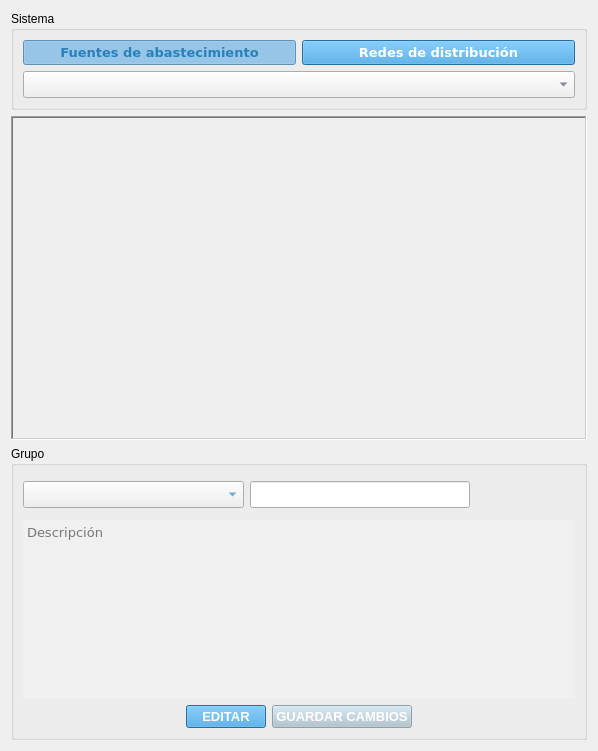
Before: the Qt Designer form ventana_grupos.ui in RiaJ16/H-Tech_SIG, drawn with Qt 5.
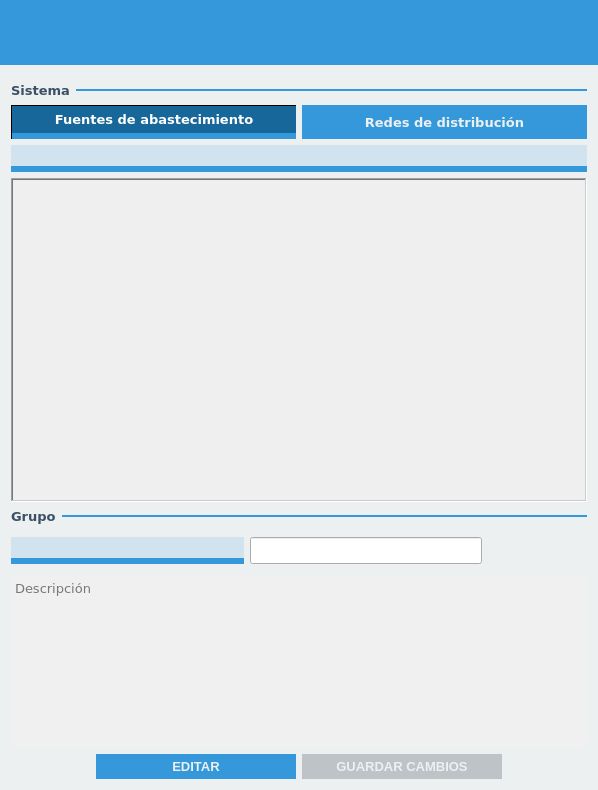
After: the same form once the commit is applied. Icons and pictures are not drawn.

What changed in the file:
```diff
--- a/ventana_grupos.ui
+++ b/ventana_grupos.ui
@@ -1,13 +1,13 @@
 <?xml version="1.0" encoding="UTF-8"?>
 <ui version="4.0">
- <class>Form</class>
- <widget class="QWidget" name="Form">
+ <class>Grupos</class>
+ <widget class="QWidget" name="Grupos">
   <property name="geometry">
    <rect>
     <x>0</x>
     <y>0</y>
     <width>598</width>
-    <height>751</height>
+    <height>790</height>
    </rect>
   </property>
   <property name="baseSize">
@@ -24,60 +24,174 @@
     <normaloff>:/sigrdap/icons/picture.png</normaloff>:/sigrdap/icons/picture.png</iconset>
   </property>
   <property name="styleSheet">
-   <string notr="true">QPushButton:enabled{
-background-color: #3498db;
-color: rgb(255, 255, 255);
+   <string notr="true">QWidget#Grupos{
+	background-color: #ecf0f1;
+}
+
+QPushButton:enabled{
+	color: #ecf0f1;
+	background-color: #3498db;
+	padding: 5px;
+	border: none;
 }
 
 QPushButton:disabled{
-background-color: #adc1ce;
-color: rgb(255, 255, 255);
+	color: #ecf0f1;
+	background-color: #bdc3c7;
+	padding: 5px;
+	border: none;
+}
+
+QPushButton:hover{
+	padding: 5px;
+	color: white;
+	background-color: #2980b9;
 }
 
 QPushButton:checked{
-color: #2980b9;
-background-color: rgb(133, 202, 255);
+	color: white;
+	background-color: #18679a;
+	border-top: 1px solid black;
+	border-left: 1px solid black;
+	border-bottom: 6px solid #3498db;
 }
 
 QPushButton:checked:disabled{
-background-color: #adc1ce;
-color: rgb(255, 255, 255);
+	color: #ecf0f1;
+	background-color: #bdc3c7;
+	border-bottom: 6px solid #7f8c8d;
 }
 
+QComboBox, QDateEdit, QAbstractSpinBox{
+	color: #2c3e50;
+	background-color: #d1e3ee;
+	subcontrol-origin: padding;
+	subcontrol-position: top right;
+	border: none;
+	border-bottom: 6px solid #3498db;
+	padding-left: 5px;
+}
+
+QComboBox:down-arrow, QDateEdit:down-arrow, QAbstractSpinBox:down-button{
+	image: url(:General/icons/downarrow-a.png);
+	width: 18px;
+	height: 18px;
+}
+
+QAbstractSpinBox:down-button{
+		padding-right: 12px;
+}
+
+QComboBox:down-arrow:hover, QDateEdit:down-arrow:hover, QAbstractSpinBox:down-button:hover{
+	image: url(:General/icons/downarrow.png);
+	width: 18px;
+	height: 18px;
+}
+
+QAbstractSpinBox:up-button{
+	image: url(:General/icons/uparrow-a.png);
+	width: 18px;
+	height: 18px;
+	padding-right: 12px;
+}
+
+QAbstractSpinBox:up-button:hover{
+	image: url(:General/icons/uparrow.png);
+	width: 18px;
+	height: 18px;
+}
+
+QComboBox:drop-down, QDateEdit:drop-down, QAbstractSpinBox:drop-down{
+	 subcontrol-origin: padding;
+	 subcontrol-position: top right;
+	 width: 30px;
+	 color: white;
+	 border-left-width: 0px;
+	 border-left-color: darkgray;
+	 border-left-style: solid; /* just a single line */
+	 border-top-right-radius: 3px; /* same radius as the QComboBox */
+	 border-bottom-right-radius: 3px;
+	 padding-right: 5px;
+ }
+
+QComboBox:enabled, QDateEdit:enabled, QAbstractSpinBox:enabled{
+	background-color: #d1e3ee;
+}
+
+QComboBox:disabled, QDateEdit:disabled, QAbstractSpinBox:disabled{
+	color: #7f8c8d;
+	background-color: #bdc3c7;
+	border-bottom: 6px solid #95a5a6;
+}
+
+QComboBox:down-arrow:disabled, QDateEdit:down-arrow:disabled, QAbstractSpinBox:down-arrow:disabled{
+     image: url(:General/icons/downarrow-a-i.png);
+     width: 20px;
+     height: 20px;
+}
+
+QComboBox:hover, QDateEdit:hover, QAbstractSpinBox:hover{
+	color: white;
+	background-color: #2980b9;
+}
 
 QListView{
-color: #2c3e50;
-selection-color: #FFFFFF;
-selection-background-color: #5bade4;
-alternate-background-color: #ddf1ff;
-outline: none;
-}
-
-QListView::item:selected:active:hover{
-	color: white;
-}
-
-QListView::item:selected:active{
-    background-color: #5bade4;
-	color: white;
+	color: #2c3e50;
+	background-color: #ecf0f1;
+	selection-color: #2c3e50;
+	selection-background-color: #d1e3ee;
 	border: none;
 }
 
-QListView::item:selected:!active{
-    background-color:#5bade4;
-	color: white;
+QScrollBar:vertical {
+	border-radius: 100px;
+	background: #ecf0f1;
+	width: 5px;
+	margin: 0px 0 0px 0;
 }
 
-QListView::item:!selected:hover{
-	background-color: #F5F5F5;
-	/*color: #5bade4;*/
-}</string>
+QScrollBar::handle:vertical{
+	background: #3498db;
+	min-height: 20px;
+}
+
+QScrollBar::add-line:vertical{
+	width: 0;
+}
+
+QScrollBar::sub-line:vertical{
+	width: 0;
+}
+
+QScrollBar::up-arrow:vertical, QScrollBar::down-arrow:vertical{
+	border: 2px solid grey;
+	width: 3px;
+	height: 3px;
+	background: white;
+}
+
+QScrollBar::add-page:vertical, QScrollBar::sub-page:vertical {
+	background: none;
+}
+</string>
   </property>
-  <layout class="QGridLayout" name="gridLayout_2">
-   <item row="2" column="0">
-    <widget class="QGroupBox" name="groupBox_2">
+  <layout class="QVBoxLayout" name="verticalLayout_4">
+   <property name="leftMargin">
+    <number>0</number>
+   </property>
+   <property name="topMargin">
+    <number>0</number>
+   </property>
+   <property name="rightMargin">
+    <number>0</number>
+   </property>
+   <property name="bottomMargin">
+    <number>0</number>
+   </property>
+   <item>
+    <widget class="QFrame" name="kraken">
      <property name="sizePolicy">
-      <sizepolicy hsizetype="MinimumExpanding" vsizetype="MinimumExpanding">
+      <sizepolicy hsizetype="Preferred" vsizetype="Fixed">
        <horstretch>0</horstretch>
        <verstretch>0</verstretch>
       </sizepolicy>
@@ -85,25 +199,439 @@
      <property name="minimumSize">
       <size>
        <width>0</width>
-       <height>280</height>
+       <height>65</height>
       </size>
      </property>
-     <property name="baseSize">
-      <size>
-       <width>0</width>
-       <height>0</height>
-      </size>
+     <property name="styleSheet">
+      <string notr="true">background-color: #3498db;</string>
      </property>
+     <property name="frameShape">
+      <enum>QFrame::NoFrame</enum>
+     </property>
+     <property name="frameShadow">
+      <enum>QFrame::Raised</enum>
+     </property>
+     <layout class="QHBoxLayout" name="horizontalLayout_7">
+      <property name="spacing">
+       <number>0</number>
+      </property>
+      <property name="leftMargin">
+       <number>0</number>
+      </property>
+      <property name="topMargin">
+       <number>0</number>
+      </property>
+      <property name="rightMargin">
+       <number>0</number>
+      </property>
+      <property name="bottomMargin">
+       <number>0</number>
+      </property>
+      <item>
+       <widget class="QLabel" name="logo">
      <property name="styleSheet">
       <string notr="true"/>
      </property>
-     <property name="title">
+        <property name="text">
+         <string/>
+        </property>
+        <property name="pixmap">
+         <pixmap>:/Varios/icons/logosig2-i.png</pixmap>
+        </property>
+       </widget>
+      </item>
+      <item>
+       <spacer name="horizontalSpacer_3">
+        <property name="orientation">
+         <enum>Qt::Horizontal</enum>
+        </property>
+        <property name="sizeHint" stdset="0">
+         <size>
+          <width>40</width>
+          <height>20</height>
+         </size>
+        </property>
+       </spacer>
+      </item>
+      <item>
+       <layout class="QVBoxLayout" name="verticalLayout_7">
+        <property name="spacing">
+         <number>0</number>
+        </property>
+        <item>
+         <widget class="QPushButton" name="botonCerrar">
+          <property name="sizePolicy">
+           <sizepolicy hsizetype="Fixed" vsizetype="Fixed">
+            <horstretch>0</horstretch>
+            <verstretch>0</verstretch>
+           </sizepolicy>
+          </property>
+          <property name="minimumSize">
+           <size>
+            <width>50</width>
+            <height>50</height>
+           </size>
+          </property>
+          <property name="maximumSize">
+           <size>
+            <width>50</width>
+            <height>50</height>
+           </size>
+          </property>
+          <property name="focusPolicy">
+           <enum>Qt::NoFocus</enum>
+          </property>
+          <property name="styleSheet">
+           <string notr="true">:enabled{
+	color: black;
+	border: none;
+	padding: 5px;
+}
+
+:disabled{
+	color: black;
+}
+
+:pressed{
+	background-color: black;
+}
+
+:hover{
+	background-color: #e74c3c;
+	border: none;
+}</string>
+          </property>
+          <property name="text">
+           <string/>
+          </property>
+          <property name="icon">
+           <iconset>
+            <normaloff>:/General/icons/closeicon-d.png</normaloff>:/General/icons/closeicon-d.png</iconset>
+          </property>
+          <property name="iconSize">
+           <size>
+            <width>24</width>
+            <height>24</height>
+           </size>
+          </property>
+          <property name="flat">
+           <bool>false</bool>
+          </property>
+         </widget>
+        </item>
+        <item>
+         <spacer name="verticalSpacer_6">
+          <property name="orientation">
+           <enum>Qt::Vertical</enum>
+          </property>
+          <property name="sizeHint" stdset="0">
+           <size>
+            <width>20</width>
+            <height>10</height>
+           </size>
+          </property>
+         </spacer>
+        </item>
+       </layout>
+      </item>
+     </layout>
+    </widget>
+   </item>
+   <item>
+    <layout class="QVBoxLayout" name="verticalLayout_3">
+     <property name="leftMargin">
+      <number>11</number>
+     </property>
+     <property name="topMargin">
+      <number>11</number>
+     </property>
+     <property name="rightMargin">
+      <number>11</number>
+     </property>
+     <property name="bottomMargin">
+      <number>11</number>
+     </property>
+     <item>
+      <layout class="QHBoxLayout" name="horizontalLayout">
+       <item>
+        <widget class="QLabel" name="label">
+         <property name="sizePolicy">
+          <sizepolicy hsizetype="Maximum" vsizetype="Preferred">
+           <horstretch>0</horstretch>
+           <verstretch>0</verstretch>
+          </sizepolicy>
+         </property>
+         <property name="font">
+          <font>
+           <family>Verdana</family>
+           <pointsize>10</pointsize>
+           <weight>75</weight>
+           <bold>true</bold>
+          </font>
+         </property>
+         <property name="styleSheet">
+          <string notr="true">color: #3b5065;</string>
+         </property>
+         <property name="text">
+          <string>Sistema</string>
+         </property>
+        </widget>
+       </item>
+       <item>
+        <widget class="Line" name="line">
+         <property name="minimumSize">
+          <size>
+           <width>0</width>
+           <height>4</height>
+          </size>
+         </property>
+         <property name="styleSheet">
+          <string notr="true">color: #3498db;</string>
+         </property>
+         <property name="frameShadow">
+          <enum>QFrame::Plain</enum>
+         </property>
+         <property name="lineWidth">
+          <number>2</number>
+         </property>
+         <property name="orientation">
+          <enum>Qt::Horizontal</enum>
+         </property>
+        </widget>
+       </item>
+      </layout>
+     </item>
+     <item>
+      <layout class="QVBoxLayout" name="verticalLayout">
+       <item>
+        <layout class="QHBoxLayout" name="horizontalLayout_6">
+         <item>
+          <widget class="QPushButton" name="botonFuentes">
+           <property name="enabled">
+            <bool>true</bool>
+           </property>
+           <property name="sizePolicy">
+            <sizepolicy hsizetype="Minimum" vsizetype="MinimumExpanding">
+             <horstretch>0</horstretch>
+             <verstretch>0</verstretch>
+            </sizepolicy>
+           </property>
+           <property name="minimumSize">
+            <size>
+             <width>180</width>
+             <height>0</height>
+            </size>
+           </property>
+           <property name="font">
+            <font>
+             <family>Verdana</family>
+             <pointsize>10</pointsize>
+             <weight>75</weight>
+             <bold>true</bold>
+            </font>
+           </property>
+           <property name="text">
+            <string>Fuentes de abastecimiento</string>
+           </property>
+           <property name="iconSize">
+            <size>
+             <width>40</width>
+             <height>40</height>
+            </size>
+           </property>
+           <property name="checkable">
+            <bool>true</bool>
+           </property>
+           <property name="checked">
+            <bool>true</bool>
+           </property>
+           <property name="autoExclusive">
+            <bool>true</bool>
+           </property>
+          </widget>
+         </item>
+         <item>
+          <widget class="QPushButton" name="botonRedes">
+           <property name="enabled">
+            <bool>true</bool>
+           </property>
+           <property name="sizePolicy">
+            <sizepolicy hsizetype="Minimum" vsizetype="MinimumExpanding">
+             <horstretch>0</horstretch>
+             <verstretch>0</verstretch>
+            </sizepolicy>
+           </property>
+           <property name="font">
+            <font>
+             <family>Verdana</family>
+             <pointsize>10</pointsize>
+             <weight>75</weight>
+             <bold>true</bold>
+            </font>
+           </property>
+           <property name="text">
+            <string>Redes de distribución</string>
+           </property>
+           <property name="iconSize">
+            <size>
+             <width>40</width>
+             <height>40</height>
+            </size>
+           </property>
+           <property name="checkable">
+            <bool>true</bool>
+           </property>
+           <property name="checked">
+            <bool>false</bool>
+           </property>
+           <property name="autoRepeat">
+            <bool>false</bool>
+           </property>
+           <property name="autoExclusive">
+            <bool>true</bool>
+           </property>
+          </widget>
+         </item>
+        </layout>
+       </item>
+       <item>
+        <widget class="QComboBox" name="selectorSubsistema">
+         <property name="font">
+          <font>
+           <family>Verdana</family>
+           <pointsize>12</pointsize>
+          </font>
+         </property>
+        </widget>
+       </item>
+      </layout>
+     </item>
+     <item>
+      <widget class="QScrollArea" name="scrollArea">
+       <property name="sizePolicy">
+        <sizepolicy hsizetype="MinimumExpanding" vsizetype="MinimumExpanding">
+         <horstretch>0</horstretch>
+         <verstretch>0</verstretch>
+        </sizepolicy>
+       </property>
+       <property name="minimumSize">
+        <size>
+         <width>576</width>
+         <height>324</height>
+        </size>
+       </property>
+       <property name="frameShape">
+        <enum>QFrame::WinPanel</enum>
+       </property>
+       <property name="verticalScrollBarPolicy">
+        <enum>Qt::ScrollBarAlwaysOff</enum>
+       </property>
+       <property name="horizontalScrollBarPolicy">
+        <enum>Qt::ScrollBarAlwaysOff</enum>
+       </property>
+       <property name="alignment">
+        <set>Qt::AlignCenter</set>
+       </property>
+       <widget class="QWidget" name="scrollAreaWidgetContents">
+        <property name="geometry">
+         <rect>
+          <x>0</x>
+          <y>0</y>
+          <width>576</width>
+          <height>324</height>
+         </rect>
+        </property>
+        <property name="sizePolicy">
+         <sizepolicy hsizetype="MinimumExpanding" vsizetype="MinimumExpanding">
+          <horstretch>0</horstretch>
+          <verstretch>0</verstretch>
+         </sizepolicy>
+        </property>
+        <property name="minimumSize">
+         <size>
+          <width>576</width>
+          <height>324</height>
+         </size>
+        </property>
+        <layout class="QGridLayout" name="gridLayout">
+         <item row="0" column="0">
+          <widget class="QLabel" name="labelFoto">
+           <property name="sizePolicy">
+            <sizepolicy hsizetype="Fixed" vsizetype="Fixed">
+             <horstretch>0</horstretch>
+             <verstretch>0</verstretch>
+            </sizepolicy>
+           </property>
+           <property name="minimumSize">
+            <size>
+             <width>0</width>
+             <height>0</height>
+            </size>
+           </property>
+           <property name="text">
+            <string>&lt;html&gt;&lt;head/&gt;&lt;body&gt;&lt;p&gt;&lt;img src=&quot;:/newPrefix/hallobotw.jpg&quot;/&gt;&lt;/p&gt;&lt;/body&gt;&lt;/html&gt;</string>
+           </property>
+           <property name="alignment">
+            <set>Qt::AlignCenter</set>
+           </property>
+          </widget>
+         </item>
+        </layout>
+       </widget>
+      </widget>
+     </item>
+     <item>
+      <layout class="QVBoxLayout" name="verticalLayout_5">
+       <item>
+        <layout class="QHBoxLayout" name="horizontalLayout_4">
+         <item>
+          <widget class="QLabel" name="label_2">
+           <property name="sizePolicy">
+            <sizepolicy hsizetype="Maximum" vsizetype="Preferred">
+             <horstretch>0</horstretch>
+             <verstretch>0</verstretch>
+            </sizepolicy>
+           </property>
+           <property name="font">
+            <font>
+             <family>Verdana</family>
+             <pointsize>10</pointsize>
+             <weight>75</weight>
+             <bold>true</bold>
+            </font>
+           </property>
+           <property name="styleSheet">
+            <string notr="true">color: #3b5065;</string>
+           </property>
+           <property name="text">
       <string>Grupo</string>
      </property>
-     <property name="flat">
-      <bool>true</bool>
-     </property>
-     <layout class="QVBoxLayout" name="verticalLayout_6">
+          </widget>
+         </item>
+         <item>
+          <widget class="Line" name="line_2">
+           <property name="minimumSize">
+            <size>
+             <width>0</width>
+             <height>4</height>
+            </size>
+           </property>
+           <property name="styleSheet">
+            <string notr="true">color: #3498db;</string>
+           </property>
+           <property name="frameShadow">
+            <enum>QFrame::Plain</enum>
+           </property>
+           <property name="lineWidth">
+            <number>2</number>
+           </property>
+           <property name="orientation">
+            <enum>Qt::Horizontal</enum>
+           </property>
+          </widget>
+         </item>
+        </layout>
+       </item>
       <item>
        <layout class="QHBoxLayout" name="horizontalLayout_3">
         <item>
@@ -120,9 +648,6 @@
             <pointsize>12</pointsize>
            </font>
           </property>
-          <property name="styleSheet">
-           <string notr="true">color: rgb(41, 128, 185);</string>
-          </property>
          </widget>
         </item>
         <item>
@@ -234,7 +759,7 @@
          <bool>false</bool>
         </property>
         <property name="sizePolicy">
-         <sizepolicy hsizetype="Minimum" vsizetype="MinimumExpanding">
+          <sizepolicy hsizetype="MinimumExpanding" vsizetype="MinimumExpanding">
           <horstretch>0</horstretch>
           <verstretch>0</verstretch>
          </sizepolicy>
@@ -242,7 +767,7 @@
         <property name="minimumSize">
          <size>
           <width>0</width>
-          <height>0</height>
+           <height>130</height>
          </size>
         </property>
         <property name="baseSize">
@@ -304,6 +829,12 @@
         </item>
         <item>
          <widget class="QPushButton" name="botonEditar">
+           <property name="minimumSize">
+            <size>
+             <width>200</width>
+             <height>0</height>
+            </size>
+           </property>
           <property name="font">
            <font>
             <pointsize>10</pointsize>
@@ -321,6 +852,12 @@
           <property name="enabled">
            <bool>false</bool>
           </property>
+           <property name="minimumSize">
+            <size>
+             <width>200</width>
+             <height>0</height>
+            </size>
+           </property>
           <property name="font">
            <font>
             <pointsize>10</pointsize>
@@ -352,207 +889,8 @@
        </layout>
       </item>
      </layout>
-    </widget>
-   </item>
-   <item row="0" column="0">
-    <widget class="QGroupBox" name="groupBox">
-     <property name="sizePolicy">
-      <sizepolicy hsizetype="MinimumExpanding" vsizetype="MinimumExpanding">
-       <horstretch>0</horstretch>
-       <verstretch>0</verstretch>
-      </sizepolicy>
-     </property>
-     <property name="title">
-      <string>Sistema</string>
-     </property>
-     <property name="flat">
-      <bool>true</bool>
-     </property>
-     <layout class="QVBoxLayout" name="verticalLayout_2">
-      <item>
-       <layout class="QVBoxLayout" name="verticalLayout">
-        <item>
-         <layout class="QHBoxLayout" name="horizontalLayout_6">
-          <item>
-           <widget class="QPushButton" name="botonFuentes">
-            <property name="enabled">
-             <bool>true</bool>
-            </property>
-            <property name="sizePolicy">
-             <sizepolicy hsizetype="Minimum" vsizetype="MinimumExpanding">
-              <horstretch>0</horstretch>
-              <verstretch>0</verstretch>
-             </sizepolicy>
-            </property>
-            <property name="minimumSize">
-             <size>
-              <width>180</width>
-              <height>0</height>
-             </size>
-            </property>
-            <property name="font">
-             <font>
-              <family>Verdana</family>
-              <pointsize>10</pointsize>
-              <weight>75</weight>
-              <bold>true</bold>
-             </font>
-            </property>
-            <property name="text">
-             <string>Fuentes de abastecimiento</string>
-            </property>
-            <property name="iconSize">
-             <size>
-              <width>40</width>
-              <height>40</height>
-             </size>
-            </property>
-            <property name="checkable">
-             <bool>true</bool>
-            </property>
-            <property name="checked">
-             <bool>true</bool>
-            </property>
-            <property name="autoExclusive">
-             <bool>true</bool>
-            </property>
-           </widget>
-          </item>
-          <item>
-           <widget class="QPushButton" name="botonRedes">
-            <property name="enabled">
-             <bool>true</bool>
-            </property>
-            <property name="sizePolicy">
-             <sizepolicy hsizetype="Minimum" vsizetype="MinimumExpanding">
-              <horstretch>0</horstretch>
-              <verstretch>0</verstretch>
-             </sizepolicy>
-            </property>
-            <property name="font">
-             <font>
-              <family>Verdana</family>
-              <pointsize>10</pointsize>
-              <weight>75</weight>
-              <bold>true</bold>
-             </font>
-            </property>
-            <property name="text">
-             <string>Redes de distribución</string>
-            </property>
-            <property name="iconSize">
-             <size>
-              <width>40</width>
-              <height>40</height>
-             </size>
-            </property>
-            <property name="checkable">
-             <bool>true</bool>
-            </property>
-            <property name="checked">
-             <bool>false</bool>
-            </property>
-            <property name="autoRepeat">
-             <bool>false</bool>
-            </property>
-            <property name="autoExclusive">
-             <bool>true</bool>
-            </property>
-           </widget>
-          </item>
-         </layout>
-        </item>
-        <item>
-         <widget class="QComboBox" name="selectorSubsistema">
-          <property name="font">
-           <font>
-            <family>Verdana</family>
-            <pointsize>12</pointsize>
-           </font>
-          </property>
-          <property name="styleSheet">
-           <string notr="true">color: #3b5065;</string>
-          </property>
-         </widget>
-        </item>
-       </layout>
-      </item>
-     </layout>
-    </widget>
-   </item>
-   <item row="1" column="0">
-    <widget class="QScrollArea" name="scrollArea">
-     <property name="sizePolicy">
-      <sizepolicy hsizetype="MinimumExpanding" vsizetype="MinimumExpanding">
-       <horstretch>0</horstretch>
-       <verstretch>0</verstretch>
-      </sizepolicy>
-     </property>
-     <property name="minimumSize">
-      <size>
-       <width>576</width>
-       <height>324</height>
-      </size>
-     </property>
-     <property name="frameShape">
-      <enum>QFrame::WinPanel</enum>
-     </property>
-     <property name="verticalScrollBarPolicy">
-      <enum>Qt::ScrollBarAlwaysOff</enum>
-     </property>
-     <property name="horizontalScrollBarPolicy">
-      <enum>Qt::ScrollBarAlwaysOff</enum>
-     </property>
-     <property name="alignment">
-      <set>Qt::AlignCenter</set>
-     </property>
-     <widget class="QWidget" name="scrollAreaWidgetContents">
-      <property name="geometry">
-       <rect>
-        <x>0</x>
-        <y>0</y>
-        <width>576</width>
-        <height>324</height>
-       </rect>
-      </property>
-      <property name="sizePolicy">
-       <sizepolicy hsizetype="MinimumExpanding" vsizetype="MinimumExpanding">
-        <horstretch>0</horstretch>
-        <verstretch>0</verstretch>
-       </sizepolicy>
-      </property>
-      <property name="minimumSize">
-       <size>
-        <width>576</width>
-        <height>324</height>
-       </size>
-      </property>
-      <layout class="QGridLayout" name="gridLayout">
-       <item row="0" column="0">
-        <widget class="QLabel" name="labelFoto">
-         <property name="sizePolicy">
-          <sizepolicy hsizetype="Fixed" vsizetype="Fixed">
-           <horstretch>0</horstretch>
-           <verstretch>0</verstretch>
-          </sizepolicy>
-         </property>
-         <property name="minimumSize">
-          <size>
-           <width>0</width>
-           <height>0</height>
-          </size>
-         </property>
-         <property name="text">
-          <string>&lt;html&gt;&lt;head/&gt;&lt;body&gt;&lt;p&gt;&lt;img src=&quot;:/newPrefix/hallobotw.jpg&quot;/&gt;&lt;/p&gt;&lt;/body&gt;&lt;/html&gt;</string>
-         </property>
-         <property name="alignment">
-          <set>Qt::AlignCenter</set>
-         </property>
-        </widget>
-       </item>
-      </layout>
-     </widget>
-    </widget>
+     </item>
+    </layout>
    </item>
   </layout>
  </widget>
```
Lines whose indentation alone changed are shown as unchanged.
